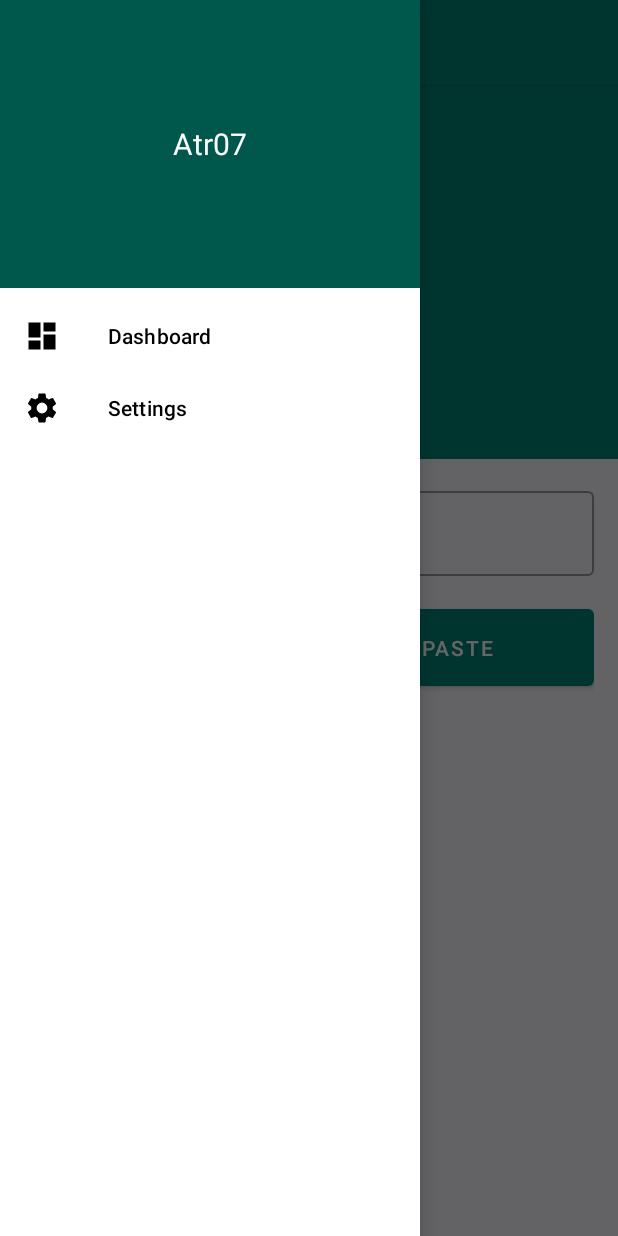
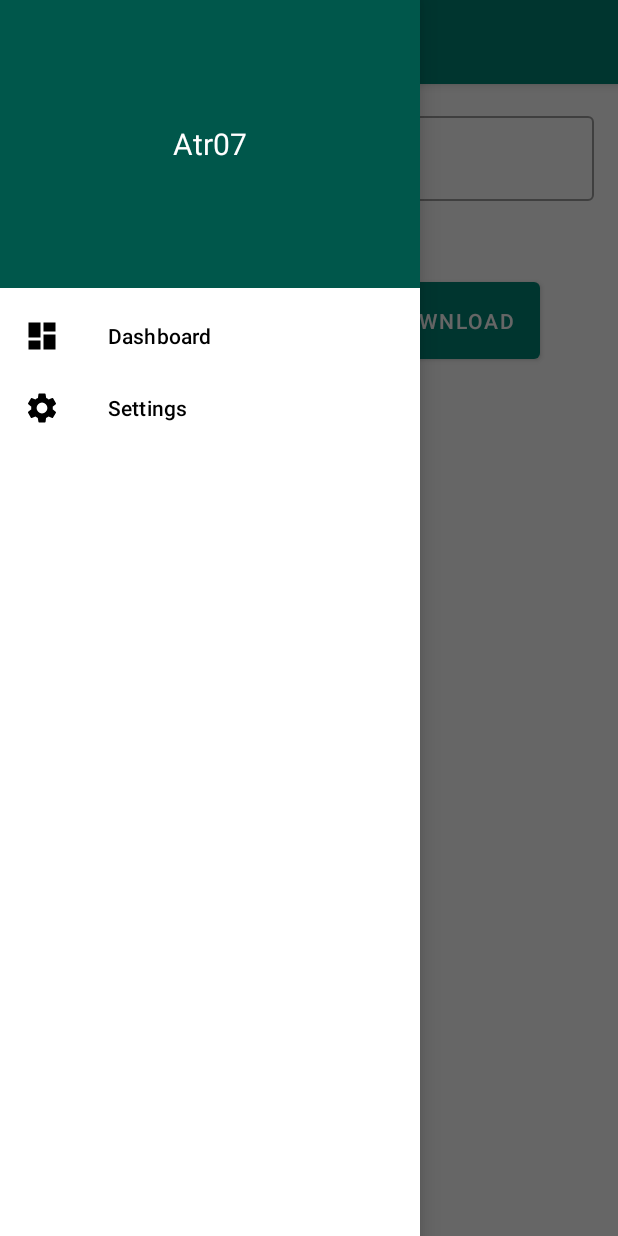
Before and after one commit to Diamond-Group/ShareChatAppDownloader, an Android app: the ProfileFragment screen opened through its navigation route, with the side drawer open, on a phone screen of 412 x 824 dp. Run offline under Robolectric (Android 15) with nearby library versions, the phone set to English and light mode, and no system bars; our stand-ins replace data binding, navigation-ui.

```diff
--- a/app/src/main/java/com/android/atr07/drawerwithbottomnavigation/MainActivity.kt
+++ b/app/src/main/java/com/android/atr07/drawerwithbottomnavigation/MainActivity.kt
@@ -96,6 +96,7 @@ class MainActivity : AppCompatActivity() {
             when (destination.id) {
                 R.id.profileFragment -> hideBothNavigation()
                 R.id.settingsFragment -> hideBottomNavigation()
+                R.id.demoFragment -> hideBothNavigation()
                 else -> showBothNavigation()
             }
         }
--- a/app/src/main/java/com/android/atr07/drawerwithbottomnavigation/fragments/ProfileFragment.kt
+++ b/app/src/main/java/com/android/atr07/drawerwithbottomnavigation/fragments/ProfileFragment.kt
@@ -14,6 +14,8 @@ import android.view.ViewGroup
 import android.widget.Toast
 import androidx.core.content.ContextCompat.getSystemService
 import androidx.lifecycle.lifecycleScope
+import androidx.navigation.NavController
+import androidx.navigation.fragment.findNavController
 
 import com.android.atr07.drawerwithbottomnavigation.R
 import com.android.atr07.drawerwithbottomnavigation.databinding.FragmentProfileBinding
@@ -43,6 +45,9 @@ class ProfileFragment : Fragment(R.layout.fragment_profile) {
 
     private var _binding: FragmentProfileBinding? = null
     private val binding get() = _binding!!
+
+    private lateinit var navController: NavController
+
     private val TAG = "Custom Message"
     private var message: String? = null
 
@@ -53,22 +58,36 @@ class ProfileFragment : Fragment(R.layout.fragment_profile) {
 
         _binding = FragmentProfileBinding.inflate(inflater, container, false)
 
-
-
-        binding.downloadBtn.setOnClickListener {
-            getShareChatData()
-        }
-
         //register for receiver
         /*getActivity()?.registerReceiver(
             onDownloadComplete,
             IntentFilter(DownloadManager.ACTION_DOWNLOAD_COMPLETE)
         );*/
 
-
         // Inflate the layout for this fragment
         return binding.root
 
+    }
+
+    override fun onViewCreated(view: View, savedInstanceState: Bundle?) {
+        super.onViewCreated(view, savedInstanceState)
+
+        navController = findNavController() //Initialising navController
+
+        //Initialising button click event listener
+        binding.downloadBtn.setOnClickListener {
+            getShareChatData()
+        }
+
+        binding.pasteBtn.setOnClickListener {
+            goToNextFragment()
+        }
+
+    }
+
+    private fun goToNextFragment(){
+        val action = ProfileFragmentDirections.actionProfileFragmentToDemoFragment()//if needed pass values to frag here NB: add that arguments to nav_graph also
+        navController.navigate(action) //navigation
     }
 
     private fun getShareChatData() {
@@ -208,4 +227,9 @@ class ProfileFragment : Fragment(R.layout.fragment_profile) {
 
  */
 
+    override fun onDestroyView() {
+        super.onDestroyView()
+        _binding = null
+    }
+
 }
--- a/app/src/main/res/layout/fragment_profile.xml
+++ b/app/src/main/res/layout/fragment_profile.xml
@@ -1,86 +1,54 @@
 <?xml version="1.0" encoding="utf-8"?>
 
-    <RelativeLayout
+<androidx.constraintlayout.widget.ConstraintLayout xmlns:android="http://schemas.android.com/apk/res/android"
+    xmlns:app="http://schemas.android.com/apk/res-auto"
     xmlns:tools="http://schemas.android.com/tools"
-        xmlns:android="http://schemas.android.com/apk/res/android"
-        xmlns:app="http://schemas.android.com/apk/res-auto"
     android:layout_width="match_parent"
-        android:layout_height="match_parent"
+    android:layout_height="match_parent">
 
-        android:background="#f8f7fc">
-
-        <RelativeLayout
-            android:id="@+id/rel"
-            android:layout_width="match_parent"
-            android:layout_height="250dp"
-            android:background="@color/colorPrimary">
-
-            <ImageView
-                android:id="@+id/sharechat"
-                android:layout_width="70dp"
-                android:layout_height="70dp"
-                android:layout_centerInParent="true"
-                android:src="@drawable/sharechat" />
-
-            <TextView
-                android:layout_width="wrap_content"
-                android:layout_height="wrap_content"
-                android:layout_below="@+id/sharechat"
-                android:layout_centerHorizontal="true"
-                android:layout_marginTop="10dp"
-                android:text="Share Chat"
-                android:textColor="@color/black"
-                android:textSize="22sp"
-                android:textStyle="bold" />
-        </RelativeLayout>
-
-        <RelativeLayout
-            android:layout_width="match_parent"
-            android:layout_height="match_parent"
-            android:layout_below="@+id/rel">
 
     <com.google.android.material.textfield.TextInputLayout
         android:id="@+id/input"
+        style="@style/Widget.MaterialComponents.TextInputLayout.OutlinedBox"
         android:layout_width="match_parent"
         android:layout_height="wrap_content"
-                style="@style/Widget.MaterialComponents.TextInputLayout.OutlinedBox"
-                android:padding="16dp">
+        android:padding="16dp"
+        app:layout_constraintEnd_toEndOf="parent"
+        app:layout_constraintStart_toStartOf="parent"
+        app:layout_constraintTop_toTopOf="parent">
 
         <com.google.android.material.textfield.TextInputEditText
             android:id="@+id/sharechat_url"
             android:layout_width="match_parent"
             android:layout_height="wrap_content"
-                    android:hint="URL Here" />
-
+            android:hint="URL Here"
+            tools:layout_editor_absoluteX="48dp"
+            tools:layout_editor_absoluteY="106dp" />
     </com.google.android.material.textfield.TextInputLayout>
 
-            <LinearLayout
-                android:layout_width="match_parent"
-                android:layout_height="wrap_content"
-                android:layout_below="@id/input"
-                android:layout_marginHorizontal="16dp"
-                android:weightSum="2">
 
     <com.google.android.material.button.MaterialButton
         android:id="@+id/downloadBtn"
-                    android:layout_width="0dp"
-                    android:layout_weight="1"
+        android:layout_width="120dp"
         android:layout_height="wrap_content"
+        android:layout_marginTop="32dp"
+        android:layout_marginEnd="52dp"
+        android:padding="16dp"
         android:text="Download"
-                    android:layout_marginRight="8dp"
-                    android:padding="16dp"/>
+        app:layout_constraintEnd_toEndOf="parent"
+        app:layout_constraintTop_toBottomOf="@+id/input" />
 
     <com.google.android.material.button.MaterialButton
         android:id="@+id/pasteBtn"
-                    android:layout_width="0dp"
+        android:layout_width="120dp"
+        android:layout_height="wrap_content"
+        android:layout_marginStart="44dp"
+        android:layout_marginTop="32dp"
         android:layout_weight="1"
-                    android:layout_height="wrap_content"
+        android:padding="16dp"
         android:text="Paste"
-                    android:layout_marginLeft="8dp"
-                    android:padding="16dp"/>
+        app:layout_constraintStart_toStartOf="parent"
+        app:layout_constraintTop_toBottomOf="@+id/input" />
 
 
-            </LinearLayout>
-        </RelativeLayout>
-
-    </RelativeLayout>
+</androidx.constraintlayout.widget.ConstraintLayout>
--- a/app/src/main/res/navigation/nav_graph.xml
+++ b/app/src/main/res/navigation/nav_graph.xml
@@ -33,12 +33,21 @@
         android:id="@+id/profileFragment"
         android:name="com.android.atr07.drawerwithbottomnavigation.fragments.ProfileFragment"
         android:label="Profile"
-        tools:layout="@layout/fragment_profile" />
+        tools:layout="@layout/fragment_profile" >
+        <action
+            android:id="@+id/action_profileFragment_to_demoFragment"
+            app:destination="@id/demoFragment" />
+    </fragment>
 
     <fragment
         android:id="@+id/settingsFragment"
         android:name="com.android.atr07.drawerwithbottomnavigation.fragments.SettingsFragment"
         android:label="Settings"
         tools:layout="@layout/fragment_settings" />
+    <fragment
+        android:id="@+id/demoFragment"
+        android:name="com.android.atr07.drawerwithbottomnavigation.fragments.DemoFragment"
+        android:label="fragment_demo"
+        tools:layout="@layout/fragment_demo" />
 
 </navigation>
--- a/build.gradle
+++ b/build.gradle
@@ -9,7 +9,7 @@ buildscript {
     }
     dependencies {
         classpath 'com.android.tools.build:gradle:7.0.3'
-        classpath "org.jetbrains.kotlin:kotlin-gradle-plugin:$kotlin_version"
+        classpath "org.jetbrains.kotlin:kotlin-gradle-plugin:1.6.10"
         classpath 'androidx.navigation:navigation-safe-args-gradle-plugin:2.3.4'
         // NOTE: Do not place your application dependencies here; they belong
         // in the individual module build.gradle files
```
Also changed, not shown: app/src/main/java/com/android/atr07/drawerwithbottomnavigation/fragments/DemoFragment.kt (added, +60 -0 lines), app/src/main/java/com/android/atr07/drawerwithbottomnavigation/fragments/Feedback.kt (added, +60 -0 lines), app/src/main/java/com/android/atr07/drawerwithbottomnavigation/fragments/HowTo.kt (added, +60 -0 lines), app/src/main/java/com/android/atr07/drawerwithbottomnavigation/policies/Disclaimer.kt (added, +60 -0 lines), app/src/main/java/com/android/atr07/drawerwithbottomnavigation/policies/PrivacyPolicy.kt (added, +60 -0 lines), app/src/main/res/layout/fragment_demo.xml (added, +14 -0 lines), app/src/main/res/layout/fragment_disclaimer.xml (added, +14 -0 lines), app/src/main/res/layout/fragment_feedback.xml (added, +14 -0 lines), app/src/main/res/layout/fragment_how_to.xml (added, +14 -0 lines), app/src/main/res/layout/fragment_privacy_policy.xml (added, +14 -0 lines). Lines whose indentation alone changed are shown as unchanged.
